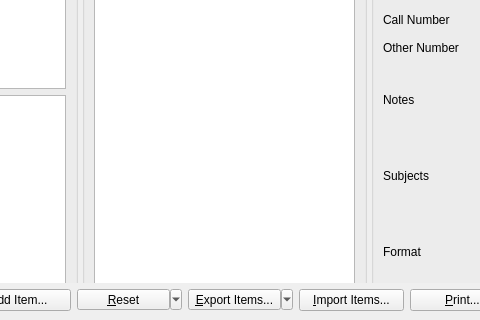
Old version of the form UI/biblioteq_photographinfo.ui in the repository textbrowser/biblioteq; both pictures show x 325 to 805 and y 605 to 925 of the 1130 by 925 pixel window.
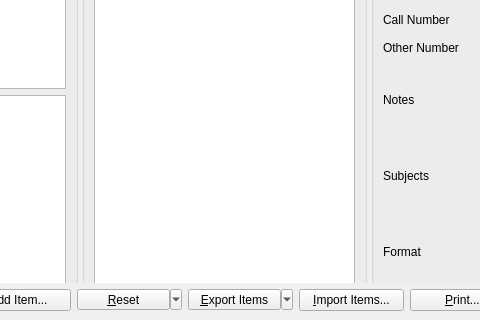
New version of the form. Icons and pictures are not drawn. Custom widgets are drawn as their Qt base class.

```diff
--- a/UI/biblioteq_photographinfo.ui
+++ b/UI/biblioteq_photographinfo.ui
@@ -693,7 +693,7 @@
          </size>
         </property>
         <property name="text">
-         <string>&amp;Export Items...</string>
+         <string>&amp;Export Items</string>
         </property>
         <property name="popupMode">
          <enum>QToolButton::MenuButtonPopup</enum>
```
Left out of the diff: 2 changed lines with no effect on the pictures.
